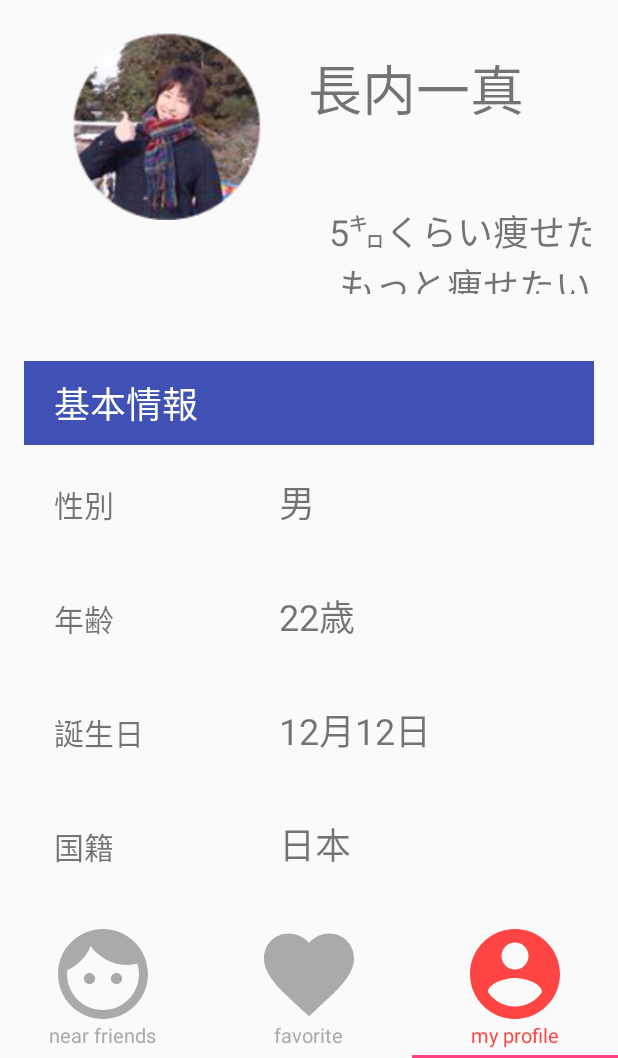
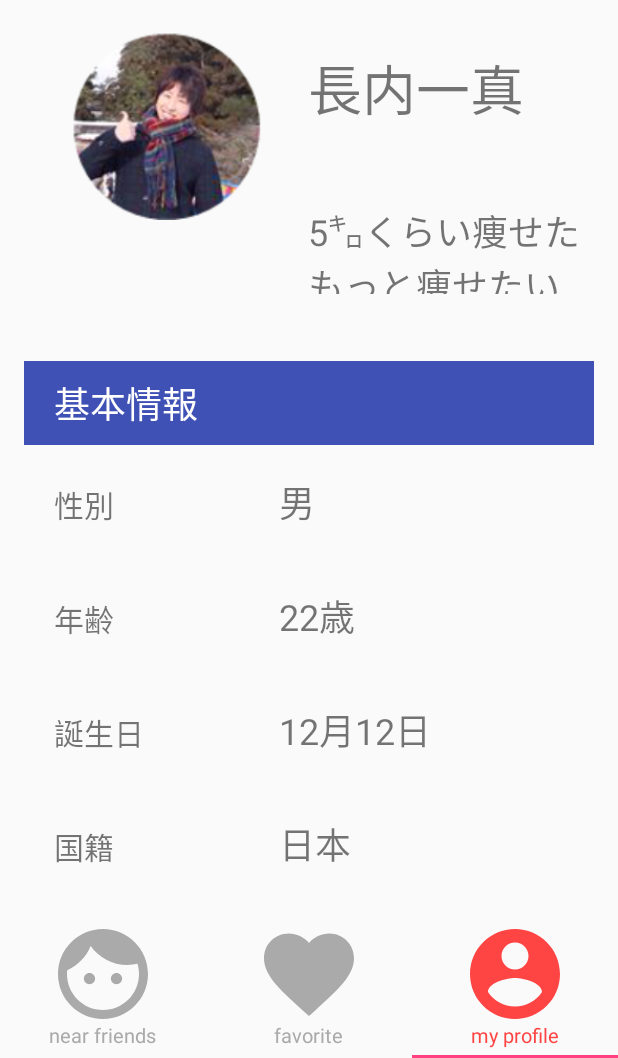
Before and after one commit to enpit2016fun/pbl_e, an Android app: the screen it shows after launch (MainActivity), item 3 of the bottom bar chosen, on a phone screen of 412 x 824 dp, the part 178-1236 px from its top. Run offline under Robolectric (Android 15) with nearby library versions, the phone set to English and light mode, and no system bars.

Commit message:
setting a text aligment #28

```diff
--- a/app/src/main/res/layout/fragment_profile.xml
+++ b/app/src/main/res/layout/fragment_profile.xml
@@ -87,7 +87,7 @@
                     android:layout_height="60dp"
                     android:id="@+id/textView4"
                     android:text="5㌔くらい痩せた\nもっと痩せたい"
-                    android:textAlignment="center"
+                    android:textAlignment="textStart"
                     android:textSize="24sp"/>
             </LinearLayout>
 
```
